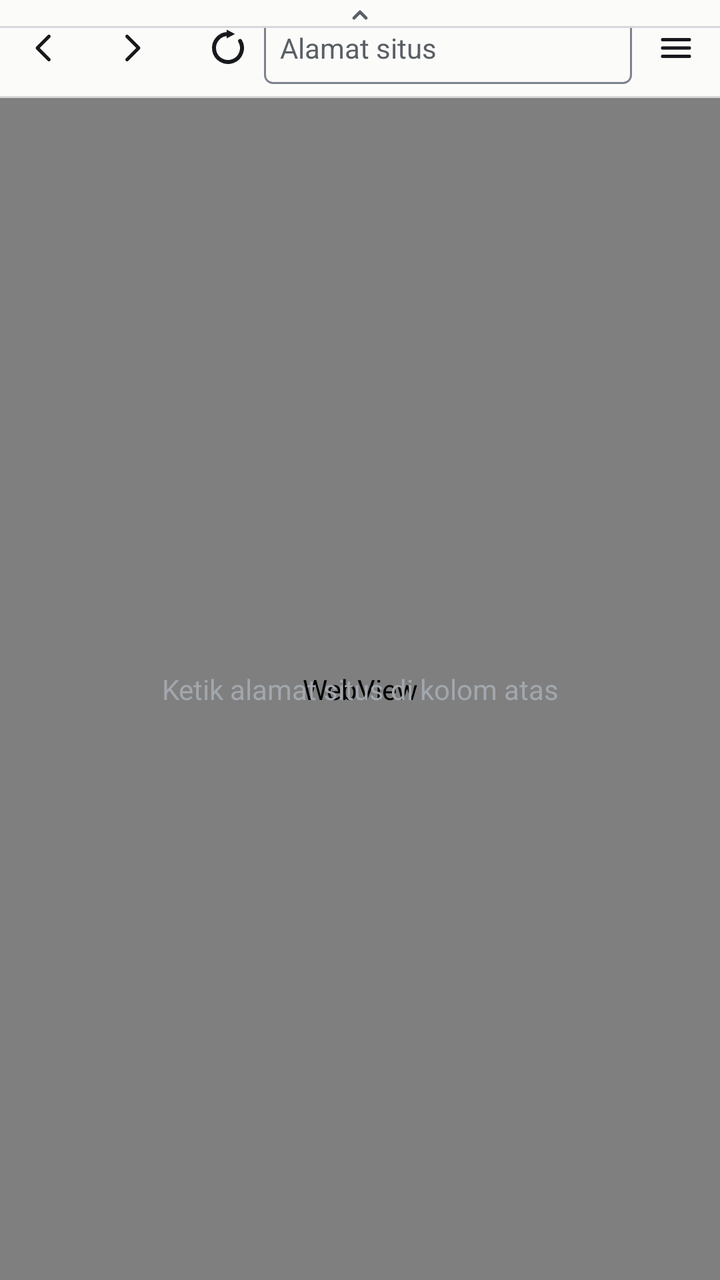
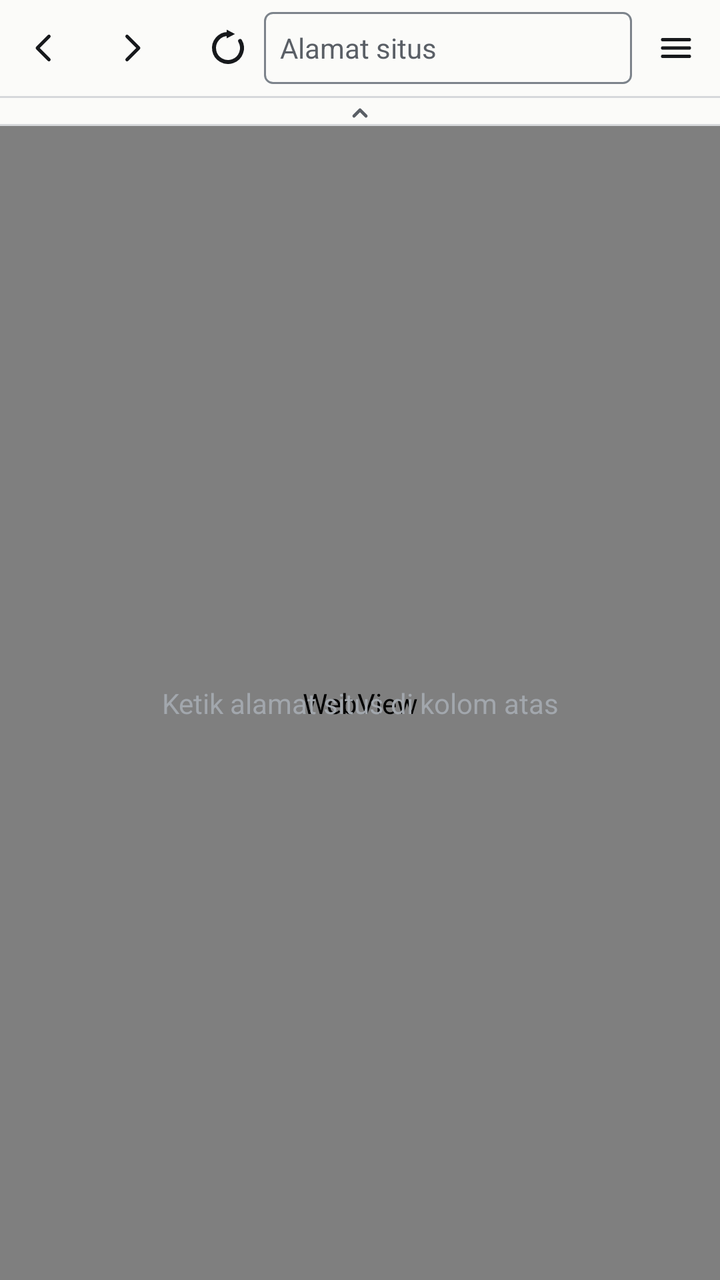

Compare the two renders of this Android layout. The source of the first and the diff that turns it into the second are given below.
<!-- AndroidManifest.xml: application theme Theme.KalBrowser -->
<!-- res/layout/activity_main.xml -->
<?xml version="1.0" encoding="utf-8"?>
<FrameLayout xmlns:android="http://schemas.android.com/apk/res/android"
    xmlns:app="http://schemas.android.com/apk/res-auto"
    android:id="@+id/root"
    android:layout_width="match_parent"
    android:layout_height="match_parent"
    android:background="@color/letterbox">

    <LinearLayout
        android:id="@+id/browser_content"
        android:layout_width="match_parent"
        android:layout_height="match_parent"
        android:background="@color/paper"
        android:orientation="vertical">

        
        <LinearLayout
            android:id="@+id/chrome_bar"
            android:layout_width="match_parent"
            android:layout_height="wrap_content"
            android:orientation="vertical">

            <androidx.constraintlayout.widget.ConstraintLayout
                android:id="@+id/toolbar"
                android:layout_width="match_parent"
                android:layout_height="@dimen/toolbar_height">

                <ImageButton
                    android:id="@+id/button_back"
                    style="@style/Widget.KalBrowser.IconButton"
                    android:contentDescription="@string/action_back"
                    android:src="@drawable/ic_back"
                    app:layout_constraintBottom_toBottomOf="parent"
                    app:layout_constraintStart_toStartOf="parent"
                    app:layout_constraintTop_toTopOf="parent" />

                <ImageButton
                    android:id="@+id/button_forward"
                    style="@style/Widget.KalBrowser.IconButton"
                    android:contentDescription="@string/action_forward"
                    android:src="@drawable/ic_forward"
                    app:layout_constraintBottom_toBottomOf="parent"
                    app:layout_constraintStart_toEndOf="@id/button_back"
                    app:layout_constraintTop_toTopOf="parent" />

                
                <ImageButton
                    android:id="@+id/button_reload"
                    style="@style/Widget.KalBrowser.IconButton"
                    android:contentDescription="@string/action_reload"
                    android:paddingStart="12dp"
                    android:paddingEnd="4dp"
                    android:src="@drawable/ic_reload"
                    app:layout_constraintBottom_toBottomOf="parent"
                    app:layout_constraintStart_toEndOf="@id/button_forward"
                    app:layout_constraintTop_toTopOf="parent" />

                <FrameLayout
                    android:id="@+id/address_field"
                    android:layout_width="0dp"
                    android:layout_height="@dimen/field_height"
                    android:background="@drawable/bg_address_bar"
                    app:layout_constraintBottom_toBottomOf="parent"
                    app:layout_constraintEnd_toStartOf="@id/button_sidebar"
                    app:layout_constraintStart_toEndOf="@id/button_reload"
                    app:layout_constraintTop_toTopOf="parent">

                    <EditText
                        android:id="@+id/address_bar"
                        android:layout_width="match_parent"
                        android:layout_height="match_parent"
                        android:background="@null"
                        android:hint="@string/address_bar_hint"
                        android:imeOptions="actionGo"
                        android:importantForAutofill="no"
                        android:inputType="textUri"
                        android:maxLines="1"
                        android:paddingStart="@dimen/field_padding"
                        android:paddingEnd="40dp"
                        android:selectAllOnFocus="true"
                        android:textColor="@color/ink"
                        android:textColorHint="@color/ink_muted"
                        android:textSize="14sp" />

                    
                    <ImageButton
                        android:id="@+id/button_go"
                        android:layout_width="36dp"
                        android:layout_height="36dp"
                        android:layout_gravity="end|center_vertical"
                        android:layout_marginEnd="2dp"
                        android:background="?attr/selectableItemBackgroundBorderless"
                        android:contentDescription="@string/action_go"
                        android:padding="6dp"
                        android:scaleType="fitCenter"
                        android:src="@drawable/ic_arrow_right"
                        android:tint="@color/ink"
                        android:visibility="gone" />

                </FrameLayout>

                
                <ImageButton
                    android:id="@+id/button_sidebar"
                    style="@style/Widget.KalBrowser.IconButton"
                    android:contentDescription="@string/action_sidebar"
                    android:src="@drawable/ic_menu"
                    app:layout_constraintBottom_toBottomOf="parent"
                    app:layout_constraintEnd_toEndOf="parent"
                    app:layout_constraintTop_toTopOf="parent" />

            </androidx.constraintlayout.widget.ConstraintLayout>

            <View
                android:layout_width="match_parent"
                android:layout_height="@dimen/divider_width"
                android:background="@color/divider" />

            
            <ProgressBar
                android:id="@+id/page_progress"
                style="?android:attr/progressBarStyleHorizontal"
                android:layout_width="match_parent"
                android:layout_height="@dimen/progress_height"
                android:indeterminate="false"
                android:progressTint="@color/signal"
                android:visibility="gone" />

        </LinearLayout>

        <FrameLayout
            android:id="@+id/viewport_container"
            android:layout_width="match_parent"
            android:layout_height="0dp"
            android:layout_weight="1"
            android:background="@color/letterbox">

            <WebView
                android:id="@+id/web_view"
                android:layout_width="match_parent"
                android:layout_height="match_parent" />

            <TextView
                android:id="@+id/empty_hint"
                android:layout_width="wrap_content"
                android:layout_height="wrap_content"
                android:layout_gravity="center"
                android:gravity="center"
                android:paddingStart="32dp"
                android:paddingEnd="32dp"
                android:text="@string/empty_hint"
                android:textColor="@color/letterbox_text"
                android:textSize="14sp" />

        </FrameLayout>

    </LinearLayout>

    
    <FrameLayout
        android:id="@+id/fold_handle"
        android:layout_width="match_parent"
        android:layout_height="@dimen/fold_handle_height"
        android:layout_gravity="top"
        android:background="@color/paper"
        android:clickable="true"
        android:contentDescription="@string/action_fold_bar"
        android:focusable="true">

        <ImageView
            android:id="@+id/fold_arrow"
            android:layout_width="12dp"
            android:layout_height="12dp"
            android:layout_gravity="center"
            android:contentDescription="@null"
            android:importantForAccessibility="no"
            android:src="@drawable/ic_fold_arrow"
            android:tint="@color/ink_muted" />

        <View
            android:layout_width="match_parent"
            android:layout_height="1dp"
            android:layout_gravity="bottom"
            android:background="@color/divider" />

    </FrameLayout>

    
    <View
        android:id="@+id/sidebar_scrim"
        android:layout_width="match_parent"
        android:layout_height="match_parent"
        android:background="#66000000"
        android:visibility="gone" />

    
    <LinearLayout
        android:id="@+id/sidebar"
        android:layout_width="@dimen/sidebar_width"
        android:layout_height="match_parent"
        android:layout_gravity="end"
        android:background="@color/paper"
        android:elevation="8dp"
        android:orientation="vertical"
        android:visibility="gone">

        <TextView
            android:layout_width="match_parent"
            android:layout_height="wrap_content"
            android:paddingStart="16dp"
            android:paddingTop="16dp"
            android:paddingEnd="16dp"
            android:paddingBottom="8dp"
            android:text="@string/sidebar_sizes"
            android:textColor="@color/ink"
            android:textSize="14sp"
            android:textStyle="bold" />

        <ScrollView
            android:layout_width="match_parent"
            android:layout_height="0dp"
            android:layout_weight="1">

            <LinearLayout
                android:layout_width="match_parent"
                android:layout_height="wrap_content"
                android:orientation="vertical"
                android:paddingStart="16dp"
                android:paddingTop="4dp"
                android:paddingEnd="16dp"
                android:paddingBottom="16dp">

                <TextView
                    android:layout_width="match_parent"
                    android:layout_height="wrap_content"
                    android:paddingTop="@dimen/size_heading_gap"
                    android:paddingBottom="@dimen/size_label_gap"
                    android:text="@string/sidebar_landscape"
                    android:textColor="@color/ink_muted"
                    android:textSize="12sp" />

                <GridLayout
                    android:id="@+id/grid_landscape"
                    android:layout_width="match_parent"
                    android:layout_height="wrap_content"
                    android:columnCount="4" />

                <TextView
                    android:layout_width="match_parent"
                    android:layout_height="wrap_content"
                    android:paddingTop="@dimen/size_section_gap"
                    android:paddingBottom="@dimen/size_label_gap"
                    android:text="@string/sidebar_portrait"
                    android:textColor="@color/ink_muted"
                    android:textSize="12sp" />

                <GridLayout
                    android:id="@+id/grid_portrait"
                    android:layout_width="match_parent"
                    android:layout_height="wrap_content"
                    android:columnCount="4" />

            </LinearLayout>

        </ScrollView>

        <View
            android:layout_width="match_parent"
            android:layout_height="@dimen/divider_width"
            android:background="@color/divider" />

        
        <LinearLayout
            android:id="@+id/sidebar_info"
            android:layout_width="match_parent"
            android:layout_height="52dp"
            android:background="?attr/selectableItemBackground"
            android:clickable="true"
            android:focusable="true"
            android:gravity="center_vertical"
            android:orientation="horizontal"
            android:paddingStart="16dp"
            android:paddingEnd="16dp">

            <ImageView
                android:layout_width="18dp"
                android:layout_height="18dp"
                android:contentDescription="@null"
                android:importantForAccessibility="no"
                android:src="@drawable/ic_info"
                android:tint="@color/ink_muted" />

            <TextView
                android:layout_width="wrap_content"
                android:layout_height="wrap_content"
                android:layout_marginStart="10dp"
                android:text="@string/sidebar_diagnostics"
                android:textColor="@color/ink"
                android:textSize="14sp" />

        </LinearLayout>

    </LinearLayout>

    
    <FrameLayout
        android:id="@+id/fullscreen_container"
        android:layout_width="match_parent"
        android:layout_height="match_parent"
        android:background="@color/letterbox"
        android:visibility="gone" />

</FrameLayout>
<!-- resources referenced by this layout -->
<resources>
  <color name="divider">#D6D8DB</color>
  <color name="ink">#17191C</color>
  <color name="ink_muted">#5A5F66</color>
  <color name="letterbox">#000000</color>
  <color name="letterbox_text">#A2A7AD</color>
  <color name="paper">#FBFBF9</color>
  <color name="signal">#B4441F</color>
  <dimen name="divider_width">1dp</dimen>
  <dimen name="field_height">36dp</dimen>
  <dimen name="field_padding">8dp</dimen>
  <dimen name="fold_handle_height">14dp</dimen>
  <dimen name="progress_height">2dp</dimen>
  <dimen name="sidebar_width">284dp</dimen>
  <dimen name="size_heading_gap">8dp</dimen>
  <dimen name="size_label_gap">4dp</dimen>
  <dimen name="size_section_gap">24dp</dimen>
  <dimen name="toolbar_height">48dp</dimen>
  <!-- drawable ic_back (drawable) -->
  <?xml version="1.0" encoding="utf-8"?>
  <vector xmlns:android="http://schemas.android.com/apk/res/android"
      android:width="24dp"
      android:height="24dp"
      android:viewportWidth="24"
      android:viewportHeight="24">
      <path
          android:fillColor="@android:color/transparent"
          android:pathData="M15,5 L8,12 L15,19"
          android:strokeColor="#FFFFFFFF"
          android:strokeLineCap="round"
          android:strokeLineJoin="round"
          android:strokeWidth="2" />
  </vector>
  <!-- drawable ic_forward (drawable) -->
  <?xml version="1.0" encoding="utf-8"?>
  <vector xmlns:android="http://schemas.android.com/apk/res/android"
      android:width="24dp"
      android:height="24dp"
      android:viewportWidth="24"
      android:viewportHeight="24">
      <path
          android:fillColor="@android:color/transparent"
          android:pathData="M9,5 L16,12 L9,19"
          android:strokeColor="#FFFFFFFF"
          android:strokeLineCap="round"
          android:strokeLineJoin="round"
          android:strokeWidth="2" />
  </vector>
  <!-- drawable ic_menu (drawable) -->
  <?xml version="1.0" encoding="utf-8"?>
  <vector xmlns:android="http://schemas.android.com/apk/res/android"
      android:width="24dp"
      android:height="24dp"
      android:viewportWidth="24"
      android:viewportHeight="24">
      <path
          android:fillColor="@android:color/transparent"
          android:pathData="M4,7 L20,7 M4,12 L20,12 M4,17 L20,17"
          android:strokeColor="#FFFFFFFF"
          android:strokeLineCap="round"
          android:strokeWidth="2" />
  </vector>
  <string name="action_back">Kembali</string>
  <string name="action_fold_bar">Lipat bilah alamat</string>
  <string name="action_forward">Maju</string>
  <string name="action_go">Buka alamat</string>
  <string name="action_reload">Muat ulang</string>
  <string name="action_sidebar">Menu ukuran dan info</string>
  <string name="address_bar_hint">Alamat situs</string>
  <string name="empty_hint">Ketik alamat situs di kolom atas</string>
  <string name="sidebar_diagnostics">Info halaman</string>
  <string name="sidebar_landscape">Landscape</string>
  <string name="sidebar_portrait">Portrait</string>
  <string name="sidebar_sizes">Ukuran layar</string>
  <style name="Widget.KalBrowser.IconButton" parent="Widget.AppCompat.ActionButton">
          <item name="android:layout_width">@dimen/icon_button_size</item>
          <item name="android:layout_height">@dimen/icon_button_size</item>
          <item name="android:background">?attr/selectableItemBackgroundBorderless</item>
          <item name="android:padding">10dp</item>
          <item name="android:scaleType">fitCenter</item>
          <item name="android:tint">@color/icon_tint</item>
      </style>
  <dimen name="field_radius">4dp</dimen>
  <color name="control_border">#7C838B</color>
  <dimen name="icon_button_size">44dp</dimen>
  <color name="on_signal">#FFFFFF</color>
  <!-- unchanged entries left out for length: 6 -->
</resources>

<!-- the commit's change to res/layout/activity_main.xml (unified diff, before → after) -->
@@ -128,62 +128,70 @@
 
         </LinearLayout>
 
+        
         <FrameLayout
-            android:id="@+id/viewport_container"
+            android:id="@+id/fold_handle"
+            android:layout_width="match_parent"
+            android:layout_height="@dimen/fold_handle_height"
+            android:background="@color/paper"
+            android:clickable="true"
+            android:contentDescription="@string/action_fold_bar"
+            android:focusable="true">
+
+            <ImageView
+                android:id="@+id/fold_arrow"
+                android:layout_width="12dp"
+                android:layout_height="12dp"
+                android:layout_gravity="center"
+                android:contentDescription="@null"
+                android:importantForAccessibility="no"
+                android:src="@drawable/ic_fold_arrow"
+                android:tint="@color/ink_muted" />
+
+            <View
+                android:layout_width="match_parent"
+                android:layout_height="1dp"
+                android:layout_gravity="bottom"
+                android:background="@color/divider" />
+
+        </FrameLayout>
+
+        
+        <FrameLayout
+            android:id="@+id/viewport_wrap"
             android:layout_width="match_parent"
             android:layout_height="0dp"
             android:layout_weight="1"
             android:background="@color/letterbox">
 
-            <WebView
-                android:id="@+id/web_view"
-                android:layout_width="match_parent"
-                android:layout_height="match_parent" />
-
-            <TextView
-                android:id="@+id/empty_hint"
-                android:layout_width="wrap_content"
-                android:layout_height="wrap_content"
-                android:layout_gravity="center"
-                android:gravity="center"
-                android:paddingStart="32dp"
-                android:paddingEnd="32dp"
-                android:text="@string/empty_hint"
-                android:textColor="@color/letterbox_text"
-                android:textSize="14sp" />
+            <FrameLayout
+                android:id="@+id/viewport_container"
+                android:layout_width="match_parent"
+                android:layout_height="match_parent"
+                android:background="@color/letterbox">
+
+                <WebView
+                    android:id="@+id/web_view"
+                    android:layout_width="match_parent"
+                    android:layout_height="match_parent" />
+
+                <TextView
+                    android:id="@+id/empty_hint"
+                    android:layout_width="wrap_content"
+                    android:layout_height="wrap_content"
+                    android:layout_gravity="center"
+                    android:gravity="center"
+                    android:paddingStart="32dp"
+                    android:paddingEnd="32dp"
+                    android:text="@string/empty_hint"
+                    android:textColor="@color/letterbox_text"
+                    android:textSize="14sp" />
+
+            </FrameLayout>
 
         </FrameLayout>
 
     </LinearLayout>
-
-    
-    <FrameLayout
-        android:id="@+id/fold_handle"
-        android:layout_width="match_parent"
-        android:layout_height="@dimen/fold_handle_height"
-        android:layout_gravity="top"
-        android:background="@color/paper"
-        android:clickable="true"
-        android:contentDescription="@string/action_fold_bar"
-        android:focusable="true">
-
-        <ImageView
-            android:id="@+id/fold_arrow"
-            android:layout_width="12dp"
-            android:layout_height="12dp"
-            android:layout_gravity="center"
-            android:contentDescription="@null"
-            android:importantForAccessibility="no"
-            android:src="@drawable/ic_fold_arrow"
-            android:tint="@color/ink_muted" />
-
-        <View
-            android:layout_width="match_parent"
-            android:layout_height="1dp"
-            android:layout_gravity="bottom"
-            android:background="@color/divider" />
-
-    </FrameLayout>
 
     
     <View
